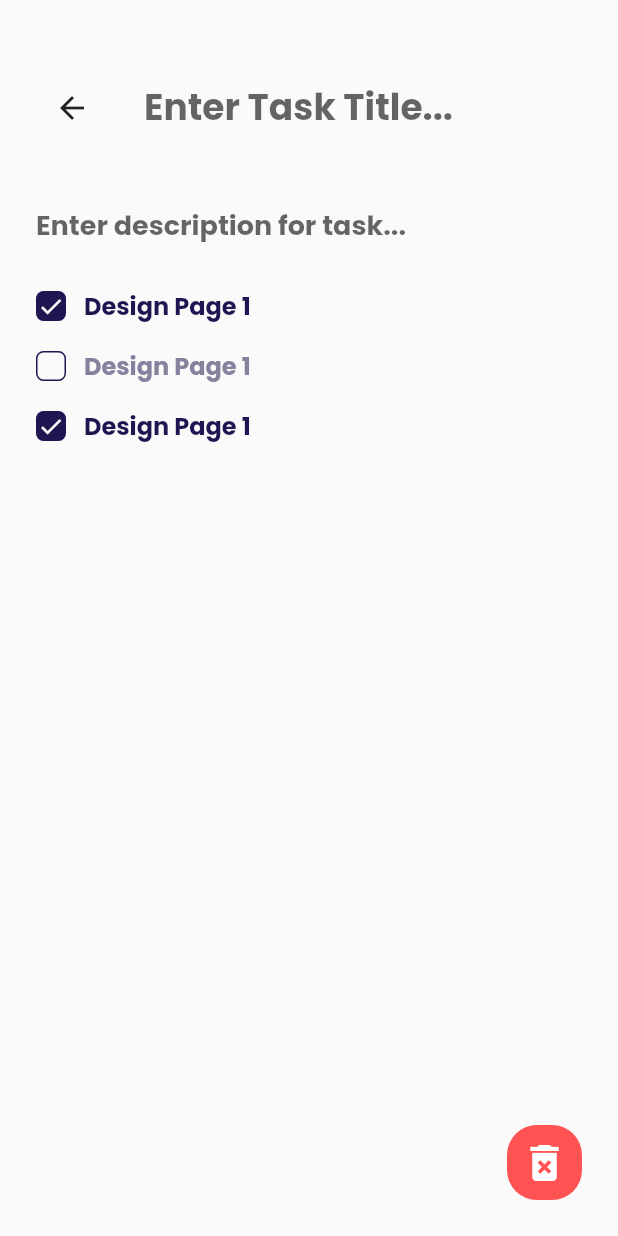
After one commit to crpoudyal/todo_app, a Flutter app: the screen it shows after launch, after a tap on the "add" icon, on a phone screen of 412 x 824 dp. The commit adds this screen. Run offline on Flutter 3.47's test engine with Material 2 defaults, Android fonts, the phone set to English and light mode, and no system bars; our stand-ins replace google_fonts.

Commit message:
todo checks

```diff
--- a/lib/screens/home.dart
+++ b/lib/screens/home.dart
@@ -1,5 +1,6 @@
 import 'package:flutter/material.dart';
 import 'package:todo_app/appColor/color_scheme.dart';
+import 'package:todo_app/screens/task.dart';
 import 'package:todo_app/widgets/floating_button.dart';
 import 'package:todo_app/widgets/task_card.dart';
 
@@ -88,9 +89,17 @@ class _HomeState extends State<Home> {
               Positioned(
                 bottom: 24,
                 right: 0,
-                child: Floatingbutton(
-                  color: purple,
-                  ico: Icons.add,
+                child: GestureDetector(
+                  onTap: () {
+                    Navigator.push(
+                      context,
+                      MaterialPageRoute(builder: (context) => Task()),
+                    );
+                  },
+                  child: Floatingbutton(
+                    color: purple,
+                    ico: Icons.add,
+                  ),
                 ),
               ),
             ],
--- /dev/null
+++ b/lib/screens/task.dart
@@ -0,0 +1,94 @@
+import 'package:flutter/material.dart';
+import 'package:todo_app/appColor/color_scheme.dart';
+import 'package:todo_app/widgets/floating_button.dart';
+import 'package:todo_app/widgets/task_checkbox.dart';
+
+class Task extends StatefulWidget {
+  const Task({Key? key}) : super(key: key);
+
+  @override
+  _TaskState createState() => _TaskState();
+}
+
+class _TaskState extends State<Task> {
+  @override
+  Widget build(BuildContext context) {
+    return Scaffold(
+      body: SafeArea(
+        child: Container(
+          child: Stack(
+            children: [
+              Column(
+                crossAxisAlignment: CrossAxisAlignment.start,
+                children: [
+                  Padding(
+                    padding: EdgeInsets.only(top: 24, bottom: 6),
+                    child: Row(
+                      children: [
+                        Padding(
+                          padding: const EdgeInsets.all(24),
+                          child: IconButton(
+                            onPressed: () {
+                              Navigator.pop(context);
+                            },
+                            icon: Icon(Icons.arrow_back),
+                          ),
+                        ),
+                        Expanded(
+                          child: TextField(
+                            decoration: InputDecoration(
+                                hintText: "Enter Task Title...",
+                                border: InputBorder.none),
+                            style: TextStyle(
+                                fontSize: 24,
+                                fontWeight: FontWeight.bold,
+                                color: purple),
+                          ),
+                        ),
+                      ],
+                    ),
+                  ),
+                  Padding(
+                    padding: EdgeInsets.only(bottom: 10),
+                    child: TextField(
+                      decoration: InputDecoration(
+                        hintText: "Enter description for task...",
+                        border: InputBorder.none,
+                        contentPadding: EdgeInsets.symmetric(horizontal: 24),
+                      ),
+                      style: TextStyle(
+                          fontSize: 18,
+                          fontWeight: FontWeight.bold,
+                          color: lightDark),
+                    ),
+                  ),
+                  TaskCheckBox(
+                    text: "Design Page 1",
+                    isDone: true,
+                  ),
+                  TaskCheckBox(
+                    text: "Design Page 1",
+                    isDone: false,
+                  ),
+                  TaskCheckBox(
+                    text: "Design Page 1",
+                    isDone: true,
+                  ),
+                ],
+              ),
+              Positioned(
+                bottom: 24,
+                right: 24,
+                child: GestureDetector(
+                  onTap: () {},
+                  child: Floatingbutton(
+                      color: Colors.redAccent, ico: Icons.delete_forever),
+                ),
+              ),
+            ],
+          ),
+        ),
+      ),
+    );
+  }
+}
--- a/lib/widgets/floating_button.dart
+++ b/lib/widgets/floating_button.dart
@@ -1,5 +1,4 @@
 import 'package:flutter/material.dart';
-import 'package:todo_app/appColor/color_scheme.dart';
 
 class Floatingbutton extends StatelessWidget {
   final Color color;
@@ -12,7 +11,7 @@ class Floatingbutton extends StatelessWidget {
       width: 50,
       height: 50,
       decoration:
-          BoxDecoration(color: purple, borderRadius: BorderRadius.circular(20)),
+          BoxDecoration(color: color, borderRadius: BorderRadius.circular(20)),
       child: Icon(
         ico,
         size: 32,
--- /dev/null
+++ b/lib/widgets/task_checkbox.dart
@@ -0,0 +1,43 @@
+import 'package:flutter/material.dart';
+import 'package:todo_app/appColor/color_scheme.dart';
+
+class TaskCheckBox extends StatelessWidget {
+  final String text;
+  final bool isDone;
+  TaskCheckBox({required this.text, required this.isDone});
+
+  @override
+  Widget build(BuildContext context) {
+    return Container(
+      padding: EdgeInsets.symmetric(
+        horizontal: 24,
+        vertical: 8,
+      ),
+      child: Row(
+        children: [
+          Container(
+            width: 20,
+            height: 20,
+            margin: EdgeInsets.only(right: 12),
+            decoration: BoxDecoration(
+                color: isDone ? purple : Colors.transparent,
+                borderRadius: BorderRadius.circular(5),
+                border: isDone ? null : Border.all(color: purple)),
+            child: Icon(
+              Icons.check,
+              size: 18,
+              color: isDone ? Colors.white : Colors.transparent,
+            ),
+          ),
+          Text(
+            text,
+            style: TextStyle(
+                color: isDone ? purple : lightDark,
+                fontSize: 16,
+                fontWeight: FontWeight.bold),
+          ),
+        ],
+      ),
+    );
+  }
+}
```
